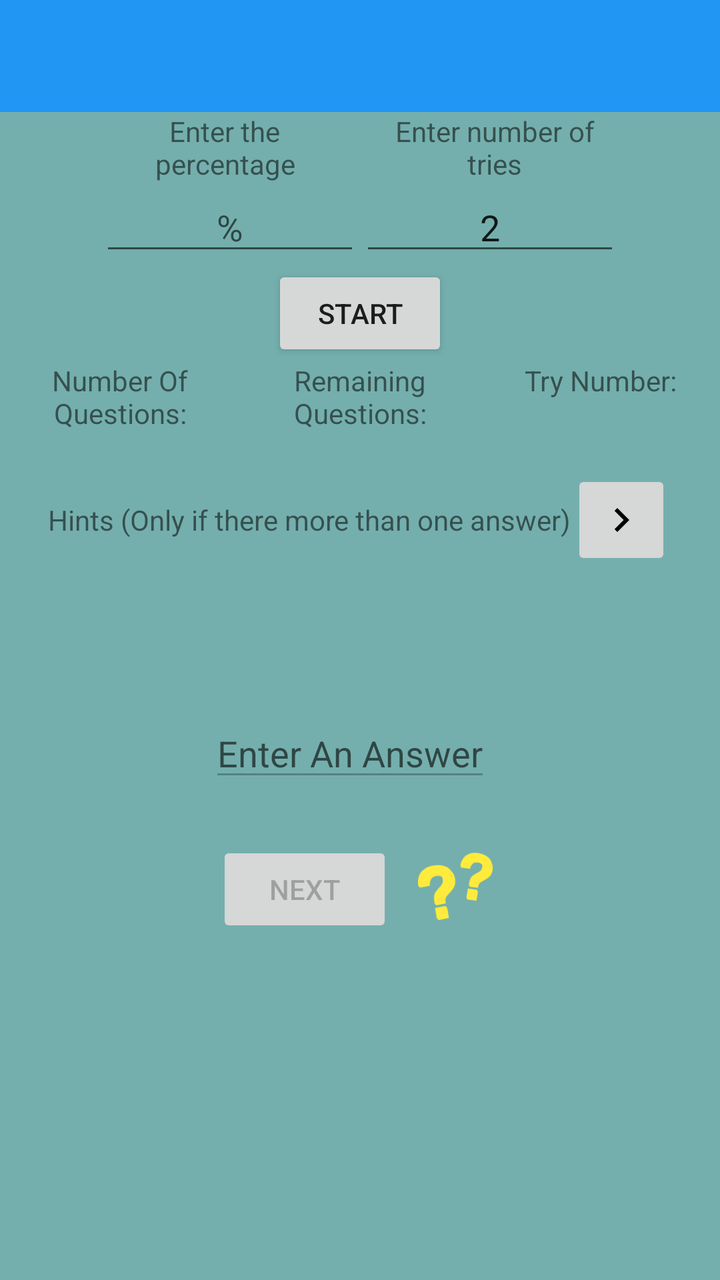
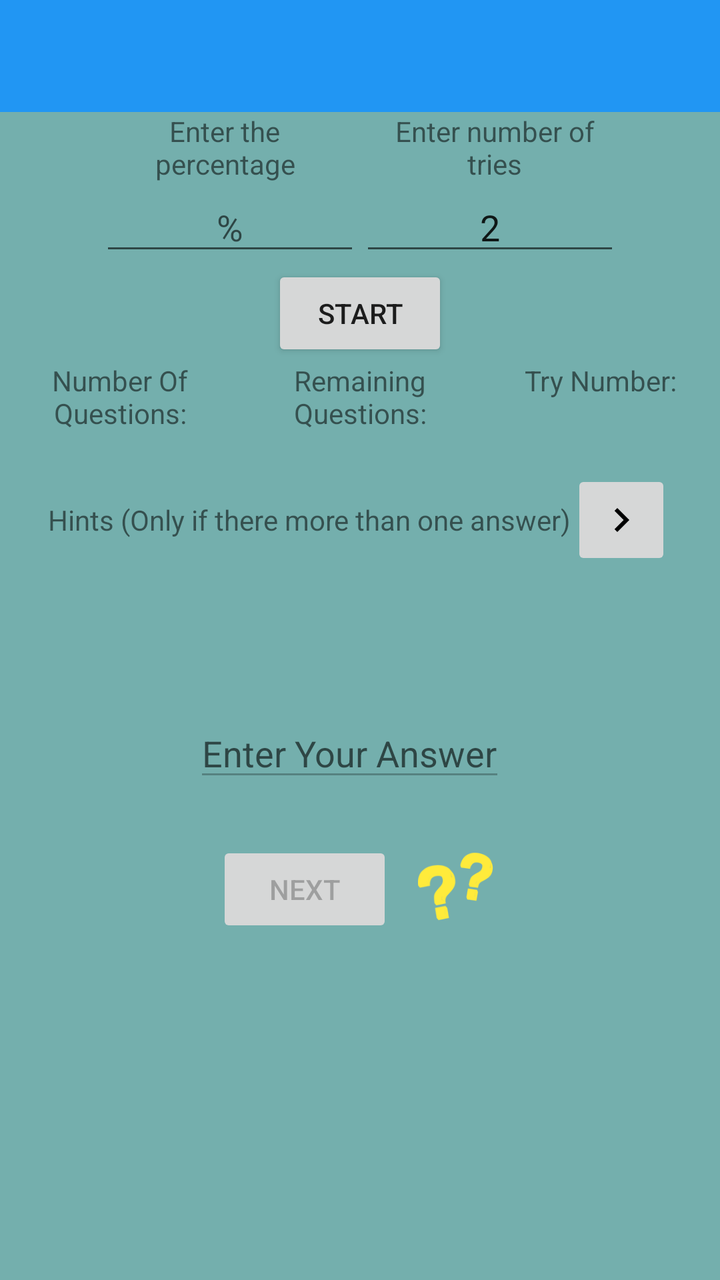

The first picture is an Android layout as it rendered before a commit; the second is the same layout after the commit. The layout source and the unified diff follow.
<!-- AndroidManifest.xml: application theme AppTheme -->
<!-- res/layout/activity_test.xml -->
<?xml version="1.0" encoding="utf-8"?>
<LinearLayout xmlns:android="http://schemas.android.com/apk/res/android"
    android:layout_width="match_parent"
    android:layout_height="match_parent"
    android:orientation="vertical"
    android:background="#74AFAD">

    <android.support.v7.widget.Toolbar xmlns:app="http://schemas.android.com/apk/res-auto"
        android:id="@+id/toolbar"
        android:layout_width="fill_parent"
        android:layout_height="?attr/actionBarSize"
        android:background="?attr/colorPrimary"
        android:minHeight="?attr/actionBarSize" />

    <ScrollView
        android:layout_width="match_parent"
        android:layout_height="match_parent">


        <LinearLayout
            android:layout_width="match_parent"
            android:layout_height="wrap_content"
            android:orientation="vertical"
            >

                <TableLayout
                    android:layout_width="match_parent"
                    android:layout_height="wrap_content"
                    android:layout_gravity="center"
                    android:layout_marginLeft="50dp"
                    android:layout_marginRight="50dp">

                    <TableRow
                        android:layout_width="match_parent"
                        android:layout_height="match_parent">

                        <TextView
                            android:layout_width="0dp"
                            android:layout_height="wrap_content"
                            android:layout_marginRight="10dp"
                            android:layout_weight="1"
                            android:gravity="center"
                            android:text="@string/enter_percentage" />

                        <TextView
                            android:layout_width="0dp"
                            android:layout_height="wrap_content"
                            android:layout_weight="1"
                            android:gravity="center"
                            android:text="@string/enter_tries_number" />
                    </TableRow>

                    <TableRow
                        android:layout_width="match_parent"
                        android:layout_height="match_parent">

                        <EditText
                            android:id="@+id/enter_percent"
                            android:layout_width="0dp"
                            android:layout_height="wrap_content"
                            android:layout_weight="1"
                            android:gravity="center"
                            android:hint="@string/from_entries"
                            android:numeric="decimal"
                            android:imeOptions="flagNoExtractUi"/>

                        <EditText
                            android:id="@+id/enter_tries"
                            android:layout_width="0dp"
                            android:layout_height="wrap_content"
                            android:layout_weight="1"
                            android:gravity="center"
                            android:numeric="integer"
                            android:text="@string/default_number_of_tries"
                            android:imeOptions="flagNoExtractUi"/>
                    </TableRow>

                </TableLayout>




            <LinearLayout
                android:layout_width="wrap_content"
                android:layout_height="wrap_content"
                android:layout_gravity="center"
                android:orientation="horizontal">

            </LinearLayout>

            <Button
                android:id="@+id/start"
                android:layout_width="wrap_content"
                android:layout_height="wrap_content"
                android:layout_gravity="center"
                android:text="@string/start" />

            <TableLayout
                android:layout_width="match_parent"
                android:layout_height="wrap_content"
                android:layout_gravity="center">

                <TableRow
                    android:layout_width="match_parent"
                    android:layout_height="match_parent">

                    <TextView
                        android:layout_width="0dp"
                        android:layout_height="wrap_content"
                        android:layout_weight="1"
                        android:gravity="center"
                        android:text="@string/number_of_questions" />

                    <TextView
                        android:layout_width="0dp"
                        android:layout_height="wrap_content"
                        android:layout_weight="1"
                        android:gravity="center"
                        android:text="@string/remaining_questions" />

                    <TextView
                        android:layout_width="0dp"
                        android:layout_height="wrap_content"
                        android:layout_weight="1"
                        android:gravity="center"
                        android:text="@string/try_number" />
                </TableRow>

                <TableRow
                    android:layout_width="match_parent"
                    android:layout_height="match_parent">

                    <TextView
                        android:id="@+id/number_of_questions"
                        android:layout_width="0dp"
                        android:layout_height="wrap_content"
                        android:layout_gravity="center"
                        android:layout_weight="1"
                        android:gravity="center"
                        android:textColor="#FF0000" />

                    <TextView
                        android:id="@+id/remaining_question_counter"
                        android:layout_width="0dp"
                        android:layout_height="wrap_content"
                        android:layout_gravity="center"
                        android:layout_weight="1"
                        android:gravity="center"
                        android:textColor="#FF0000" />

                    <TextView
                        android:id="@+id/trys"
                        android:layout_width="0dp"
                        android:layout_height="wrap_content"
                        android:layout_gravity="center"
                        android:layout_weight="1"
                        android:gravity="center"
                        android:textColor="#FF0000" />

                </TableRow>

            </TableLayout>

            <TableLayout
                android:layout_width="match_parent"
                android:layout_height="wrap_content"
                android:layout_gravity="center">

                <TableRow
                    android:id="@+id/hint_table_row"
                    android:layout_width="match_parent"
                    android:layout_height="match_parent"
                    android:layout_gravity="center"
                    android:gravity="center">

                    <TextView
                        android:layout_width="match_parent"
                        android:layout_height="wrap_content"
                        android:layout_gravity="center"
                        android:gravity="center"
                        android:text="@string/hints" />
                    <ImageButton
                        android:id="@+id/next_hint"
                        android:layout_width="50dp"
                        android:layout_height="50dp"
                        android:src="@drawable/ic_navigate_next_black_24dp"
                        android:enabled="false"/>
                </TableRow>

                <TableRow
                    android:layout_width="match_parent"
                    android:layout_height="match_parent"
                    android:layout_gravity="center"
                    android:gravity="center">

                    <TextView
                        android:id="@+id/hint_if_there_is_more_than_one_answer"
                        android:layout_width="match_parent"
                        android:layout_height="wrap_content"
                        android:layout_gravity="center"
                        android:gravity="center" />


                </TableRow>

            </TableLayout>
            

            <LinearLayout
                android:layout_width="match_parent"
                android:layout_height="wrap_content"
                android:layout_gravity="center"
                android:orientation="vertical">

                

                <TextView
                    android:id="@+id/display_question"
                    android:layout_width="match_parent"
                    android:layout_height="wrap_content"
                    android:layout_marginTop="10dp"
                    android:gravity="center"
                    android:minLines="1"
                    android:scrollbarAlwaysDrawVerticalTrack="true"
                    android:textSize="30sp" />


            </LinearLayout>

            

            <LinearLayout
                android:layout_width="wrap_content"
                android:layout_height="wrap_content"
                android:layout_gravity="center"
                android:orientation="horizontal"
                android:layout_marginBottom="25dp">

                <EditText
                    android:id="@+id/enter_answer"
                    android:layout_width="wrap_content"
                    android:layout_height="wrap_content"
                    android:layout_gravity="center"
                    android:layout_marginRight="10dp"
                    android:hint="@string/enter_an_answer"
                    android:minLines="1"
                    android:enabled="false"
                    android:scrollbarAlwaysDrawVerticalTrack="true"
                    android:imeOptions="flagNoExtractUi"
                    android:inputType="textNoSuggestions|textMultiLine"/>

                

            </LinearLayout>

            <LinearLayout
                android:layout_width="wrap_content"
                android:layout_height="wrap_content"
                android:layout_gravity="center"
                android:orientation="horizontal">

                <Button
                    android:id="@+id/next"
                    android:layout_width="wrap_content"
                    android:layout_height="wrap_content"
                    android:layout_gravity="center"
                    android:layout_marginEnd="10dp"
                    android:layout_marginRight="10dp"
                    android:enabled="false"
                    android:text="@string/next" />
                <ImageView
                    android:id="@+id/image_result"
                    android:layout_width="45dp"
                    android:layout_height="45dp"
                    android:layout_gravity="center"
                    android:src="@drawable/ic_question_marks" />
            </LinearLayout>

        </LinearLayout>
    </ScrollView>

</LinearLayout>
<!-- resources referenced by this layout -->
<resources>
  <!-- drawable ic_navigate_next_black_24dp: png bitmap (drawable-hdpi, 128 bytes) -->
  <!-- drawable ic_question_marks: png bitmap (drawable-hdpi, 3010 bytes) -->
  <string name="default_number_of_tries">2</string>
  <string name="enter_an_answer">Enter An Answer</string>
  <string name="enter_percentage">Enter the percentage</string>
  <string name="enter_tries_number">Enter number of tries</string>
  <string name="from_entries">%</string>
  <string name="hints">Hints (Only if there more than one answer)</string>
  <string name="next">Next</string>
  <string name="number_of_questions">Number Of Questions:</string>
  <string name="remaining_questions">Remaining Questions:</string>
  <string name="start">Start</string>
  <string name="try_number">Try Number:</string>
  <style name="AppTheme" parent="MyTheme.Base">
      </style>
  <style name="MyTheme.Base" parent="Theme.AppCompat.Light.DarkActionBar">
          <item name="windowNoTitle">true</item>
          <item name="windowActionBar">false</item>
          <item name="colorPrimary">#2196F3</item>
          <item name="colorPrimaryDark">#1976D2</item>
          <item name="colorAccent">#FF4081</item>
      </style>
</resources>

<!-- the commit's change to res/layout/activity_test.xml (unified diff, before → after) -->
@@ -242,7 +242,7 @@
                     android:layout_height="wrap_content"
                     android:layout_gravity="center"
                     android:layout_marginRight="10dp"
-                    android:hint="@string/enter_an_answer"
+                    android:hint="@string/enter_your_answer"
                     android:minLines="1"
                     android:enabled="false"
                     android:scrollbarAlwaysDrawVerticalTrack="true"
<!-- resource entries referenced after the edit -->
@@ -3,9 +3,9 @@
   <!-- drawable ic_navigate_next_black_24dp: png bitmap (drawable-hdpi, 128 bytes) -->
   <!-- drawable ic_question_marks: png bitmap (drawable-hdpi, 3010 bytes) -->
   <string name="default_number_of_tries">2</string>
-  <string name="enter_an_answer">Enter An Answer</string>
   <string name="enter_percentage">Enter the percentage</string>
   <string name="enter_tries_number">Enter number of tries</string>
+  <string name="enter_your_answer">Enter Your Answer</string>
   <string name="from_entries">%</string>
   <string name="hints">Hints (Only if there more than one answer)</string>
   <string name="next">Next</string>
